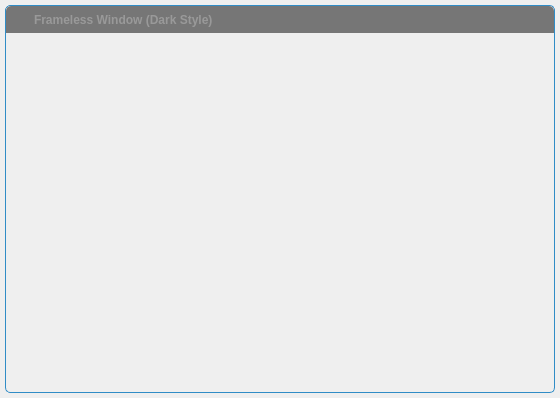
Qt form framelesswindow/framelesswindow.ui (3delight00/qt_test) before a commit.
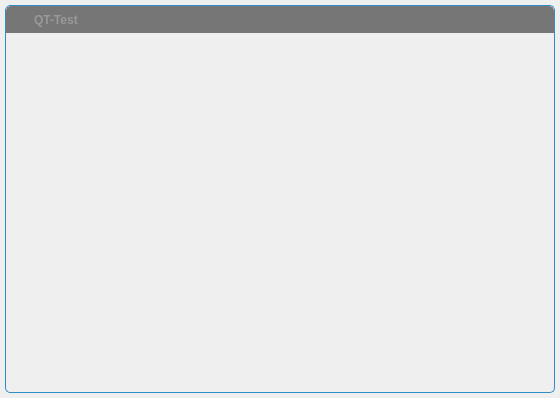
The same form after that commit. Icons and pictures are not drawn. Custom widgets are drawn as their Qt base class.

What changed in the file:
```diff
--- a/framelesswindow/framelesswindow.ui
+++ b/framelesswindow/framelesswindow.ui
@@ -143,7 +143,7 @@
   color:rgb(153,153,153);</string>
            </property>
            <property name="text">
-            <string>Frameless Window (Dark Style)</string>
+            <string>QT-Test</string>
            </property>
            <property name="alignment">
             <set>Qt::AlignLeading|Qt::AlignLeft|Qt::AlignVCenter</set>
```
